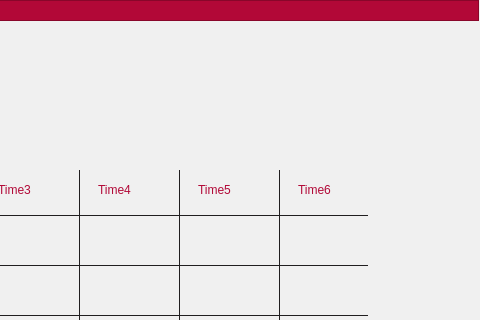
First picture: the form in studentweeklyschedule.ui, repository AjaxGroup1400/golestan, before the edit; both pictures show x 672 to 1152 and y 0 to 320 of the 1152 by 768 pixel window.
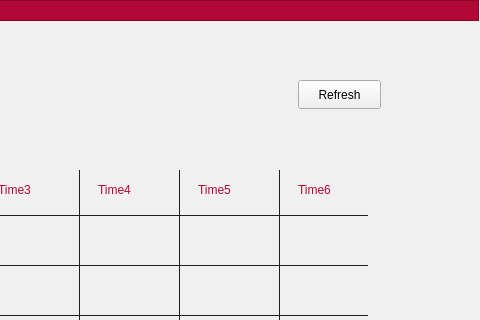
Second picture: the form after the edit. Icons and pictures are not drawn.

Diff of the .ui file:
```diff
--- a/studentweeklyschedule.ui
+++ b/studentweeklyschedule.ui
@@ -1836,6 +1836,19 @@
     <enum>QFrame::Raised</enum>
    </property>
   </widget>
+  <widget class="QPushButton" name="refreshButton">
+   <property name="geometry">
+    <rect>
+     <x>970</x>
+     <y>80</y>
+     <width>83</width>
+     <height>29</height>
+    </rect>
+   </property>
+   <property name="text">
+    <string>Refresh</string>
+   </property>
+  </widget>
   <zorder>frame_2</zorder>
   <zorder>label_16</zorder>
   <zorder>frame</zorder>
```
Left out of the diff: 173 changed lines with no effect on the pictures.
